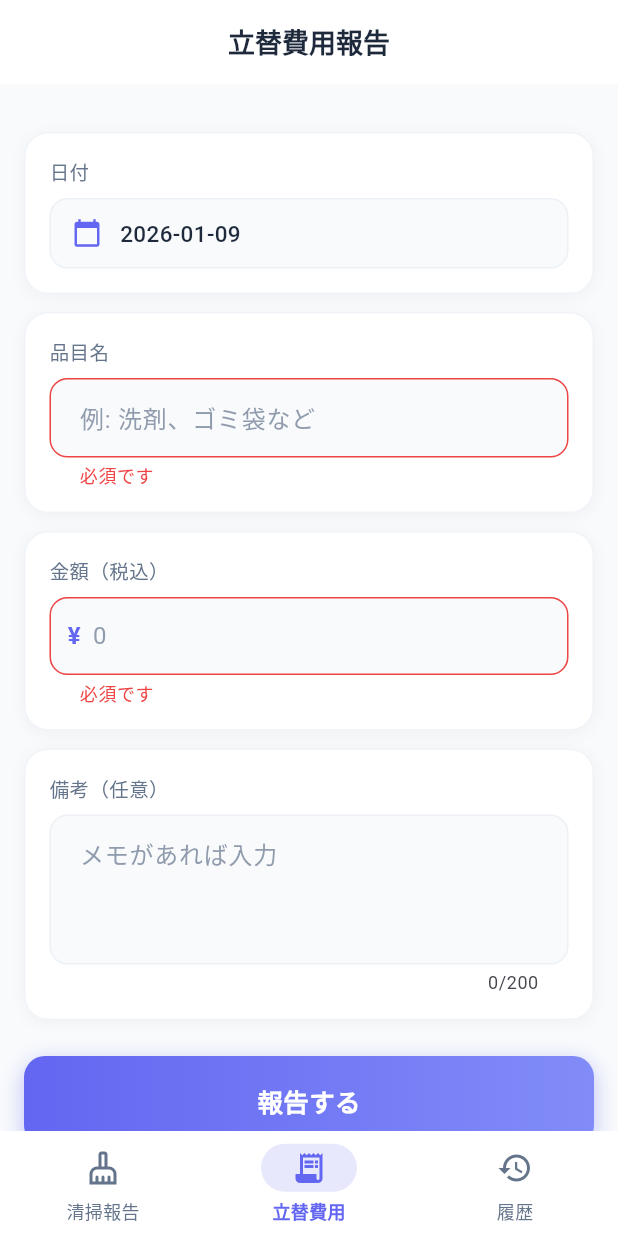
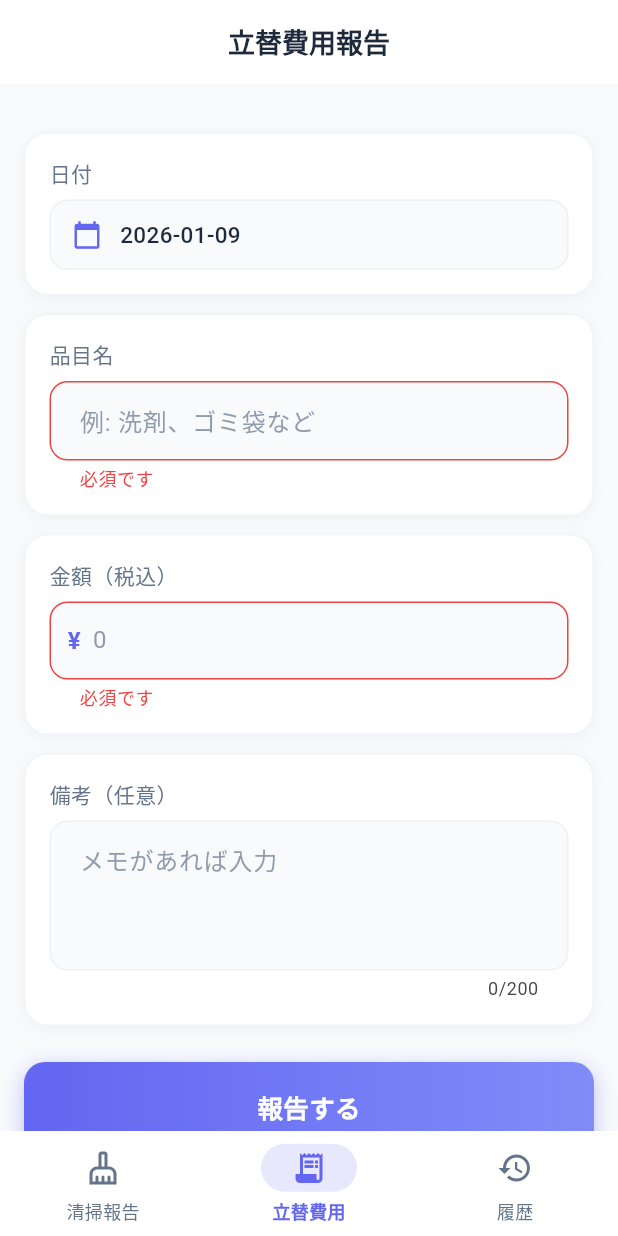
Before and after one commit to kilalabu/cleaning-report, a Flutter app: the ExpenseReportScreen screen opened by its route, after a tap on "報告する", on a phone screen of 412 x 824 dp. Run offline on Flutter 3.47's test engine with Material 3 defaults, Android fonts, the phone set to English and light mode, and no system bars; our stand-ins replace flutter_hooks, flutter_riverpod, go_router, hooks_riverpod; missing offline and left inert: dart:html; network calls fail; Roboto replaces fonts that are missing (Hiragino Sans).

Commit message:
feat: 文字微調整

```diff
--- a/cleaning_report_app/lib/features/history/presentation/history_screen.dart
+++ b/cleaning_report_app/lib/features/history/presentation/history_screen.dart
@@ -25,7 +25,7 @@ class HistoryScreen extends HookConsumerWidget {
     return Scaffold(
       backgroundColor: AppTheme.background,
       appBar: AppBar(
-        title: const Text('履歴・編集'),
+        title: const Text('履歴'),
       ),
       body: SafeArea(
         child: SingleChildScrollView(
@@ -68,24 +68,11 @@ class HistoryScreen extends HookConsumerWidget {
                 Container(
                   decoration: AppTheme.cardDecoration,
                   padding: const EdgeInsets.all(16),
-                  child: Column(
-                    crossAxisAlignment: CrossAxisAlignment.start,
-                    children: [
-                      Text(
-                        '請求書発行',
-                        style: TextStyle(
-                          fontSize: 13,
-                          fontWeight: FontWeight.w500,
-                          color: AppTheme.mutedForeground,
-                        ),
-                      ),
-                      const SizedBox(height: 12),
-                      Row(
+                  child: Row(
                     children: [
                       Expanded(
                         child: Container(
-                              padding:
-                                  const EdgeInsets.symmetric(horizontal: 12),
+                          padding: const EdgeInsets.symmetric(horizontal: 12),
                           decoration: AppTheme.inputDecoration,
                           child: DropdownButtonHideUnderline(
                             child: DropdownButton<String>(
@@ -109,10 +96,7 @@ class HistoryScreen extends HookConsumerWidget {
                       Container(
                         decoration: BoxDecoration(
                           gradient: LinearGradient(
-                                colors: [
-                                  AppTheme.primary,
-                                  AppTheme.primaryLight
-                                ],
+                            colors: [AppTheme.primary, AppTheme.primaryLight],
                           ),
                           borderRadius: BorderRadius.circular(12),
                           boxShadow: [
@@ -153,25 +137,8 @@ class HistoryScreen extends HookConsumerWidget {
                       ),
                     ],
                   ),
-                    ],
                 ),
-                ),
-
                 const SizedBox(height: 20),
-
-                // 履歴ラベル
-                Padding(
-                  padding: const EdgeInsets.symmetric(horizontal: 4),
-                  child: Text(
-                    '履歴',
-                    style: TextStyle(
-                      fontSize: 13,
-                      fontWeight: FontWeight.w500,
-                      color: AppTheme.mutedForeground,
-                    ),
-                  ),
-                ),
-                const SizedBox(height: 8),
 
                 // 履歴リスト
                 historyAsync.when(
--- a/cleaning_report_app/lib/features/report/presentation/cleaning_report_screen.dart
+++ b/cleaning_report_app/lib/features/report/presentation/cleaning_report_screen.dart
@@ -148,7 +148,7 @@ class CleaningReportForm extends HookConsumerWidget {
               Text(
                 '日付',
                 style: TextStyle(
-                  fontSize: 13,
+                  fontSize: 14,
                   fontWeight: FontWeight.w500,
                   color: AppTheme.mutedForeground,
                 ),
@@ -334,7 +334,7 @@ class _CleaningItemCard extends StatelessWidget {
                 Text(
                   '業務内容',
                   style: TextStyle(
-                    fontSize: 13,
+                    fontSize: 14,
                     fontWeight: FontWeight.w500,
                     color: AppTheme.mutedForeground,
                   ),
@@ -389,7 +389,7 @@ class _CleaningItemCard extends StatelessWidget {
               Text(
                 '作業時間',
                 style: TextStyle(
-                  fontSize: 13,
+                  fontSize: 14,
                   fontWeight: FontWeight.w500,
                   color: AppTheme.mutedForeground,
                 ),
@@ -425,7 +425,7 @@ class _CleaningItemCard extends StatelessWidget {
               Text(
                 '備考',
                 style: TextStyle(
-                  fontSize: 13,
+                  fontSize: 14,
                   fontWeight: FontWeight.w500,
                   color: AppTheme.mutedForeground,
                 ),
--- a/cleaning_report_app/lib/features/report/presentation/expense_report_screen.dart
+++ b/cleaning_report_app/lib/features/report/presentation/expense_report_screen.dart
@@ -128,7 +128,7 @@ class ExpenseReportForm extends HookConsumerWidget {
                 Text(
                   '日付',
                   style: TextStyle(
-                    fontSize: 13,
+                    fontSize: 14,
                     fontWeight: FontWeight.w500,
                     color: AppTheme.mutedForeground,
                   ),
@@ -187,7 +187,7 @@ class ExpenseReportForm extends HookConsumerWidget {
                 Text(
                   '品目名',
                   style: TextStyle(
-                    fontSize: 13,
+                    fontSize: 14,
                     fontWeight: FontWeight.w500,
                     color: AppTheme.mutedForeground,
                   ),
@@ -216,7 +216,7 @@ class ExpenseReportForm extends HookConsumerWidget {
                 Text(
                   '金額（税込）',
                   style: TextStyle(
-                    fontSize: 13,
+                    fontSize: 14,
                     fontWeight: FontWeight.w500,
                     color: AppTheme.mutedForeground,
                   ),
@@ -263,7 +263,7 @@ class ExpenseReportForm extends HookConsumerWidget {
                 Text(
                   '備考（任意）',
                   style: TextStyle(
-                    fontSize: 13,
+                    fontSize: 14,
                     fontWeight: FontWeight.w500,
                     color: AppTheme.mutedForeground,
                   ),
```
Lines whose indentation alone changed are shown as unchanged.
